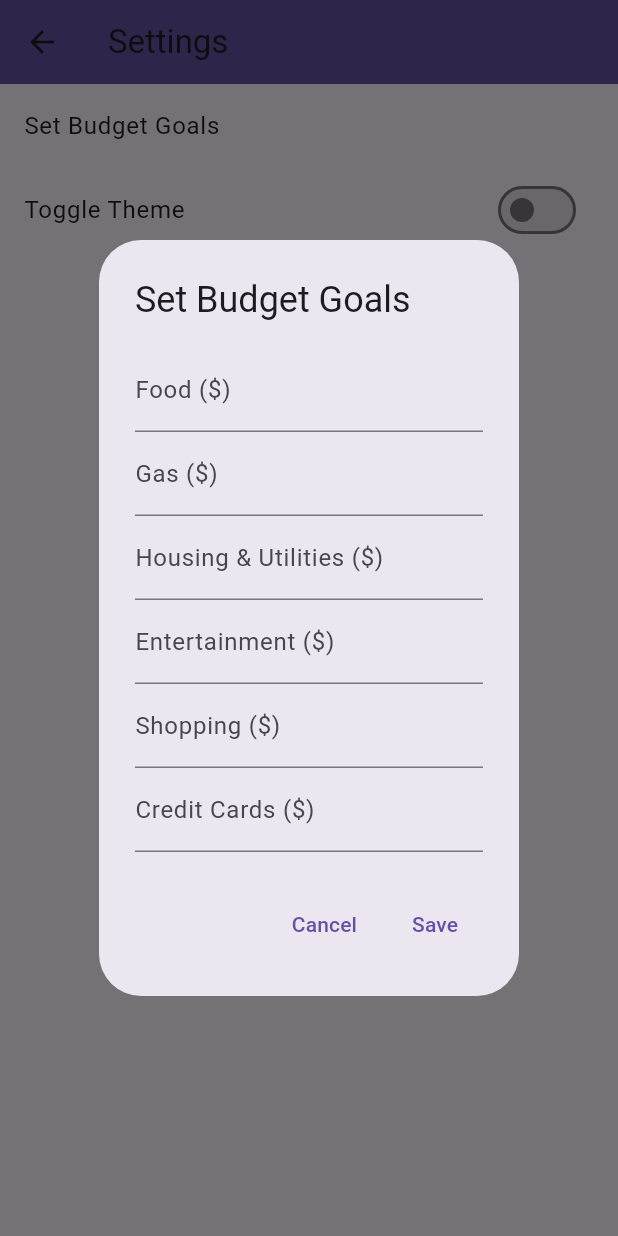
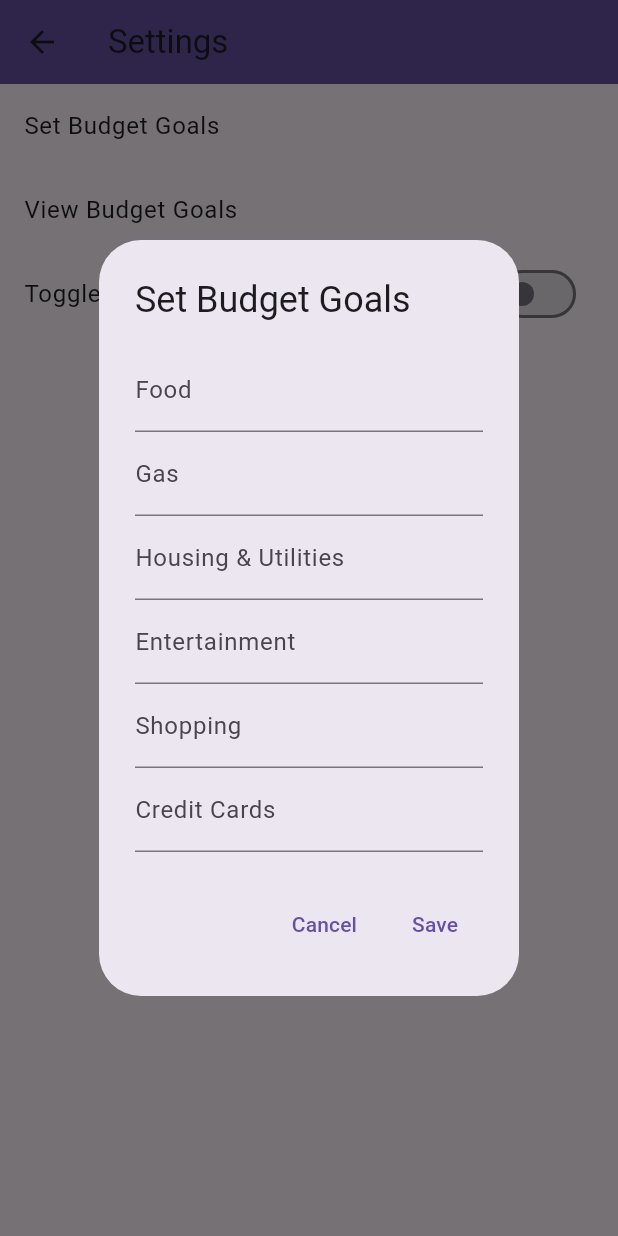
Before and after one commit to Sarfix5/MobileAppProj, a Flutter app: the SettingsScreen screen opened directly, after a tap on "Set Budget Goals", on a phone screen of 412 x 824 dp. Run offline on Flutter 3.47's test engine with Material 3 defaults, Android fonts, the phone set to English and light mode, and no system bars; our stand-ins replace fl_chart, sqflite; accounts and stored records are empty.

Commit message:
Update settings_screen.dart

```diff
--- a/lib/settings_screen.dart
+++ b/lib/settings_screen.dart
@@ -2,7 +2,21 @@ import 'package:flutter/material.dart';
 import 'package:provider/provider.dart';
 import 'theme_provider.dart'; // Make sure this import points to where your ThemeProvider class is located.
 
-class SettingsScreen extends StatelessWidget {
+class SettingsScreen extends StatefulWidget {
+  @override
+  _SettingsScreenState createState() => _SettingsScreenState();
+}
+
+class _SettingsScreenState extends State<SettingsScreen> {
+  final Map<String, String> _budgetGoals = {
+    'Food': '',
+    'Gas': '',
+    'Housing & Utilities': '',
+    'Entertainment': '',
+    'Shopping': '',
+    'Credit Cards': '',
+  };
+
   @override
   Widget build(BuildContext context) {
     final themeProvider = Provider.of<ThemeProvider>(context, listen: false);
@@ -19,6 +33,12 @@ class SettingsScreen extends StatelessWidget {
             title: Text('Set Budget Goals'),
             onTap: () {
               _showBudgetDialog(context);
+            },
+          ),
+          ListTile(
+            title: Text('View Budget Goals'),
+            onTap: () {
+              _viewBudgetGoals(context);
             },
           ),
           ListTile(
@@ -46,15 +66,9 @@ class SettingsScreen extends StatelessWidget {
           title: Text('Set Budget Goals'),
           content: SingleChildScrollView(
             child: Column(
-              children: <Widget>[
-                _buildBudgetTextField('Food (\$)'),
-                _buildBudgetTextField('Gas (\$)'),
-                _buildBudgetTextField('Housing & Utilities (\$)'),
-                _buildBudgetTextField('Entertainment (\$)'),
-                _buildBudgetTextField('Shopping (\$)'),
-                _buildBudgetTextField('Credit Cards (\$)'),
-                // Add more text fields for other categories
-              ],
+              children: _budgetGoals.keys
+                  .map((category) => _buildBudgetTextField(category))
+                  .toList(),
             ),
           ),
           actions: <Widget>[
@@ -67,7 +81,38 @@ class SettingsScreen extends StatelessWidget {
             TextButton(
               child: Text('Save'),
               onPressed: () {
-                // Save budget goals to database or shared preferences
+                // Save budget goals to state
+                Navigator.of(context).pop();
+              },
+            ),
+          ],
+        );
+      },
+    );
+  }
+
+  void _viewBudgetGoals(BuildContext context) {
+    showDialog(
+      context: context,
+      builder: (BuildContext context) {
+        return AlertDialog(
+          title: Text('Budget Goals'),
+          content: SingleChildScrollView(
+            child: Column(
+              crossAxisAlignment: CrossAxisAlignment.start,
+              children: _budgetGoals.entries
+                  .map(
+                    (entry) => ListTile(
+                      title: Text('${entry.key}: \$${entry.value}'),
+                    ),
+                  )
+                  .toList(),
+            ),
+          ),
+          actions: <Widget>[
+            TextButton(
+              child: Text('Close'),
+              onPressed: () {
                 Navigator.of(context).pop();
               },
             ),
@@ -81,6 +126,11 @@ class SettingsScreen extends StatelessWidget {
     return TextFormField(
       decoration: InputDecoration(labelText: category),
       keyboardType: TextInputType.number,
+      onChanged: (value) {
+        setState(() {
+          _budgetGoals[category] = value;
+        });
+      },
       // You can add validation if needed
     );
   }
```
